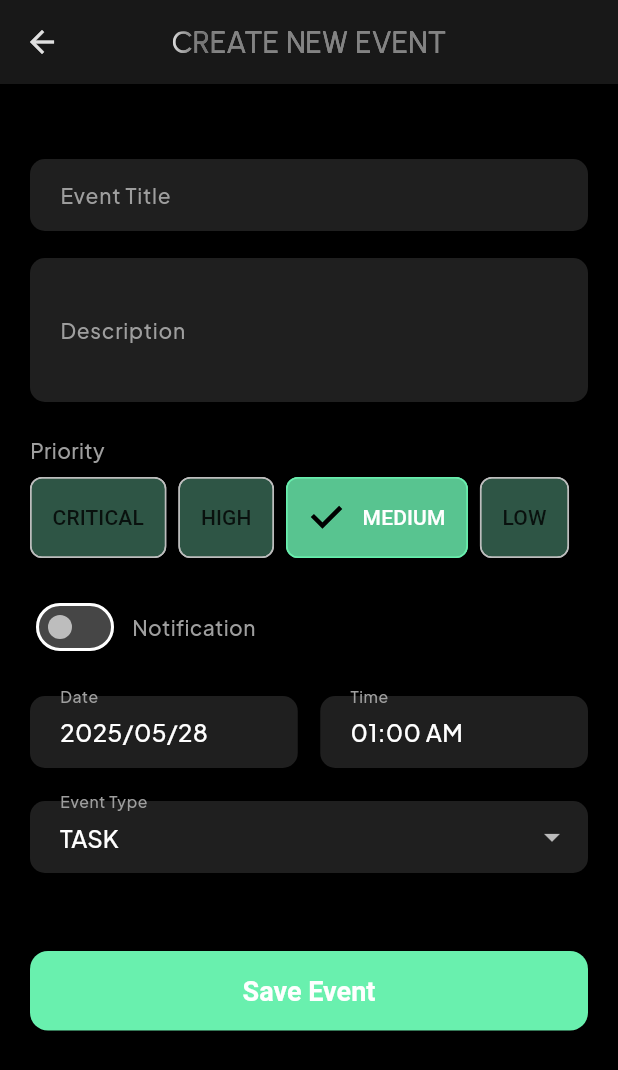
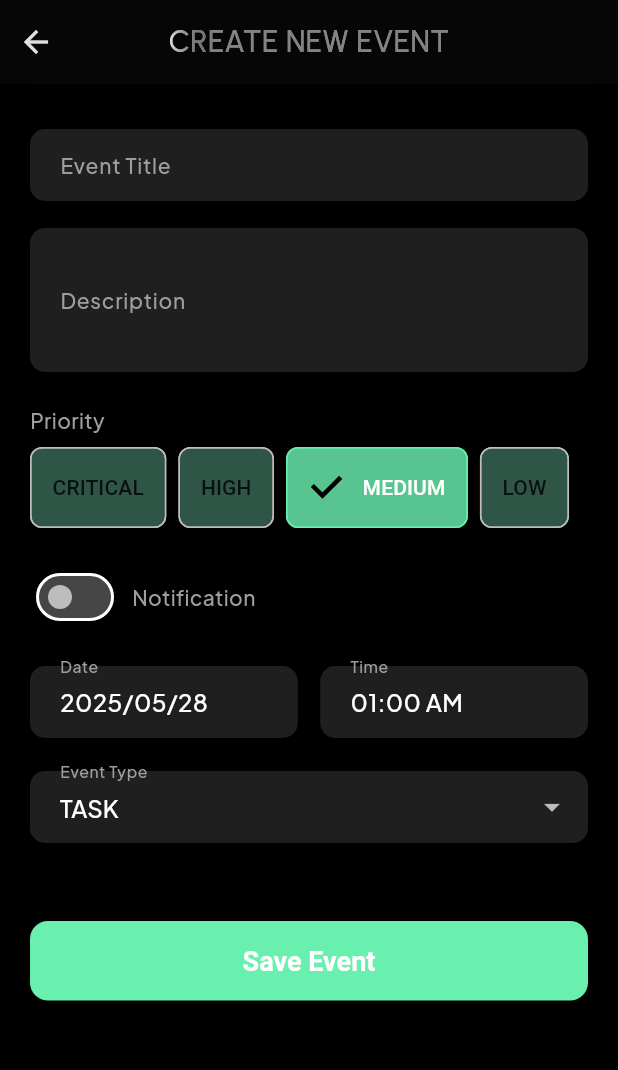
Before and after one commit to DavidMonteroCuesta/TFG-DAM_EVENTIFY, a Flutter app: the AddEventScreen screen opened directly, on a phone screen of 412 x 824 dp. Shown: the top 1070 px of the screen. Run offline on Flutter 3.47's test engine with Material 3 defaults, Android fonts, the phone set to English and light mode, and no system bars; our stand-ins replace cloud_firestore, firebase_auth, firebase_core, get_it, google_fonts, google_sign_in and 1 more; accounts and stored records are empty; generated files the repository leaves out were written again.

Commit message:
VISUAL SETTINGS

```diff
--- a/PROJECT/eventify/lib/calendar/presentation/screen/add_event/add_event_screen.dart
+++ b/PROJECT/eventify/lib/calendar/presentation/screen/add_event/add_event_screen.dart
@@ -1,3 +1,5 @@
+import 'dart:ui';
+
 import 'package:eventify/calendar/domain/enums/events_type_enum.dart';
 import 'package:eventify/common/animations/ani_shining_text.dart';
 import 'package:eventify/common/theme/colors/app_colors.dart';
@@ -118,6 +120,7 @@ class _AddEventScreenState extends State<AddEventScreen>
     var secondaryColor = AppColors.secondaryDynamic;
     const onSecondaryColor = AppColors.onSecondary;
     const outlineColor = AppColors.outline;
+    const double headerHeight = kToolbarHeight;
     // ignore: deprecated_member_use
     return WillPopScope(
       onWillPop: () async {
@@ -125,34 +128,10 @@ class _AddEventScreenState extends State<AddEventScreen>
         return false;
       },
       child: Scaffold(
-        appBar: AppBar(
-          leading: IconButton(
-            icon: const Icon(
-              Icons.arrow_back,
-              color: AppColors.outlineColorLight,
-            ),
-            onPressed: () {
-              if (mounted) {
-                Navigator.of(context).pop(false);
-              }
-            },
-          ),
-          title: ShiningTextAnimation(
-            text: widget.eventToEdit == null
-                ? AppStrings.addEventCreateTitle(context)
-                : AppStrings.addEventEditTitle(context),
-            style: TextStyles.urbanistBody1,
-            shineColor: AppColors.textPrimary,
-          ),
-          // ignore: deprecated_member_use
-          backgroundColor: AppColors.headerBackground.withOpacity(0.8),
-          foregroundColor: AppColors.outline,
-          elevation: 0,
-          centerTitle: true,
-          toolbarHeight: kToolbarHeight,
-        ),
-        body: SingleChildScrollView(
-          padding: const EdgeInsets.all(20.0),
+        body: Stack(
+          children: [
+            SingleChildScrollView(
+              padding: const EdgeInsets.fromLTRB(20, kToolbarHeight, 20, 0),
               child: Form(
                 key: formKey,
                 child: Column(
@@ -186,8 +165,7 @@ class _AddEventScreenState extends State<AddEventScreen>
                           priority: Priority.critical,
                           selectedPriority: selectedPriority,
                           // ignore: deprecated_member_use
-                      backgroundColor: AppColors.focusedBorderDynamic
-                          .withOpacity(0.8),
+                          backgroundColor: AppColors.focusedBorderDynamic.withOpacity(0.8),
                           textColor: onSecondaryColor,
                           onSelected: (priority) {
                             setState(() {
@@ -200,8 +178,7 @@ class _AddEventScreenState extends State<AddEventScreen>
                           priority: Priority.high,
                           selectedPriority: selectedPriority,
                           // ignore: deprecated_member_use
-                      backgroundColor: AppColors.focusedBorderDynamic
-                          .withOpacity(0.8),
+                          backgroundColor: AppColors.focusedBorderDynamic.withOpacity(0.8),
                           textColor: onSecondaryColor,
                           onSelected: (priority) {
                             setState(() {
@@ -214,8 +191,7 @@ class _AddEventScreenState extends State<AddEventScreen>
                           priority: Priority.medium,
                           selectedPriority: selectedPriority,
                           // ignore: deprecated_member_use
-                      backgroundColor: AppColors.focusedBorderDynamic
-                          .withOpacity(0.8),
+                          backgroundColor: AppColors.focusedBorderDynamic.withOpacity(0.8),
                           textColor: onSecondaryColor,
                           onSelected: (priority) {
                             setState(() {
@@ -228,8 +204,7 @@ class _AddEventScreenState extends State<AddEventScreen>
                           priority: Priority.low,
                           selectedPriority: selectedPriority,
                           // ignore: deprecated_member_use
-                      backgroundColor: AppColors.focusedBorderDynamic
-                          .withOpacity(0.8),
+                          backgroundColor: AppColors.focusedBorderDynamic.withOpacity(0.8),
                           textColor: onSecondaryColor,
                           onSelected: (priority) {
                             setState(() {
@@ -258,10 +233,12 @@ class _AddEventScreenState extends State<AddEventScreen>
                       onSelectTime: () => selectTime(context),
                       dateLabel: AppStrings.addEventFieldDate(context),
                       timeLabel: AppStrings.addEventFieldTime(context),
-                  dateErrorText: selectedDate == null
+                      dateErrorText:
+                          selectedDate == null
                               ? AppInternalConstants.addEventValidationDate
                               : null,
-                  timeErrorText: selectedTime == null
+                      timeErrorText:
+                          selectedTime == null
                               ? AppStrings.addEventSelectTime(context)
                               : null,
                       secondaryColor: secondaryColor,
@@ -296,10 +273,11 @@ class _AddEventScreenState extends State<AddEventScreen>
                       outlineColor: outlineColor,
                       locationLabel: AppStrings.addEventFieldLocation(context),
                       subjectLabel: AppStrings.addEventFieldSubject(context),
-                  withPersonYesNoLabel: AppStrings.addEventFieldWithPersonYesNo(
+                      withPersonYesNoLabel:
+                          AppStrings.addEventFieldWithPersonYesNo(context),
+                      withPersonLabel: AppStrings.addEventFieldWithPerson(
                         context,
                       ),
-                  withPersonLabel: AppStrings.addEventFieldWithPerson(context),
                     ),
                     const SizedBox(height: 30.0),
                     SizedBox(
@@ -326,6 +304,48 @@ class _AddEventScreenState extends State<AddEventScreen>
                 ),
               ),
             ),
+            ClipRRect(
+              borderRadius: BorderRadius.zero,
+              child: BackdropFilter(
+                filter: ImageFilter.blur(sigmaX: 18, sigmaY: 18),
+                child: Container(
+                  width: double.infinity,
+                  height: headerHeight,
+                  // ignore: deprecated_member_use
+                  color: AppColors.headerBackground.withOpacity(0.2),
+                  child: Row(
+                    children: [
+                      IconButton(
+                        icon: const Icon(
+                          Icons.arrow_back,
+                          color: AppColors.outlineColorLight,
+                        ),
+                        onPressed: () {
+                          if (mounted) {
+                            Navigator.of(context).pop(false);
+                          }
+                        },
+                      ),
+                      Expanded(
+                        child: Center(
+                          child: ShiningTextAnimation(
+                            text:
+                                widget.eventToEdit == null
+                                    ? AppStrings.addEventCreateTitle(context)
+                                    : AppStrings.addEventEditTitle(context),
+                            style: TextStyles.urbanistBody1,
+                            shineColor: AppColors.textPrimary,
+                          ),
+                        ),
+                      ),
+                      const SizedBox(width: 48), // Space for symmetry
+                    ],
+                  ),
+                ),
+              ),
+            ),
+          ],
+        ),
       ),
     );
   }
```
Also changed, not shown: PROJECT/eventify/lib/calendar/presentation/screen/calendar/widgets/header.dart (+16 -8 lines), PROJECT/eventify/lib/calendar/presentation/screen/search/search_events_screen.dart (+51 -26 lines), PROJECT/eventify/lib/chat/presentation/screen/chat_screen.dart (+69 -37 lines), PROJECT/eventify/lib/calendar/logic/calendar_event_loader.dart (deleted), PROJECT/eventify/lib/calendar/logic/calendar_logic.dart (deleted), PROJECT/eventify/lib/calendar/logic/footer_logic.dart (deleted), PROJECT/eventify/lib/calendar/logic/header_logic.dart (deleted), PROJECT/eventify/lib/calendar/logic/month_item_logic.dart (deleted), PROJECT/eventify/lib/calendar/logic/month_row_logic.dart (deleted), PROJECT/eventify/lib/calendar/logic/monthly_calendar_logic.dart (deleted), PROJECT/eventify/lib/calendar/logic/upcoming_event_card_logic.dart (deleted). Lines whose indentation alone changed are shown as unchanged.
